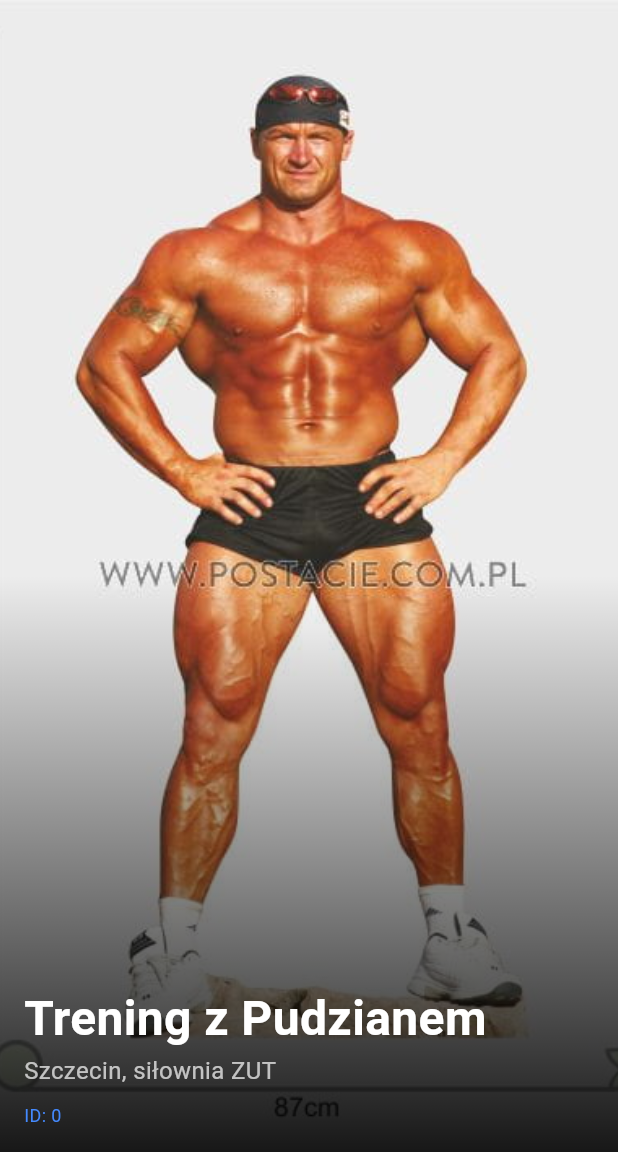
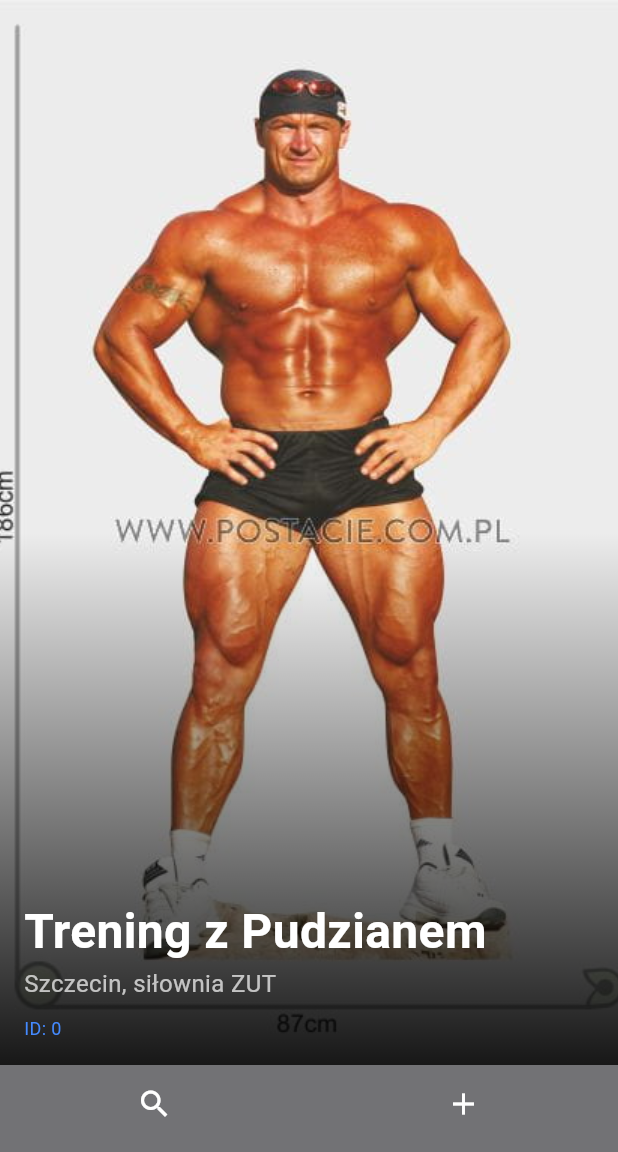
Before and after one commit to JaKosinski/IPZ_2024_2025, a Flutter app: the screen it shows after launch, after a tap on "Zaloguj", on a phone screen of 412 x 824 dp, the part 84-1236 px from its top. Run offline on Flutter 3.47's test engine with Material 3 defaults, Android fonts, the phone set to English and light mode, and no system bars.

Commit message:
Prace nad wyszukiwaniem

```diff
--- a/aplikacja/lib/main.dart
+++ b/aplikacja/lib/main.dart
@@ -45,7 +45,8 @@ class MyApp extends StatelessWidget {
       title: 'Nazwa aplikacji',
       theme: ThemeData(
         colorScheme: ColorScheme.fromSeed(seedColor: Colors.blue),
-        useMaterial3: true
+        useMaterial3: true,
+        splashFactory: NoSplash.splashFactory,
       ),
       home: SignInPage(events: testEvents),
     );
--- a/aplikacja/lib/pages/home_page.dart
+++ b/aplikacja/lib/pages/home_page.dart
@@ -2,10 +2,78 @@ import 'package:flutter/material.dart';
 import '../models/event.dart';
 import '../widgets/event_card.dart';
 
-class HomePage extends StatelessWidget {
+class HomePage extends StatefulWidget {
   final List<Event> events;
 
+
   const HomePage({Key? key, required this.events}) : super(key: key);
+
+  @override
+  _HomePageState createState() => _HomePageState();
+}
+
+class _HomePageState extends State<HomePage> {
+  int _selectedFromBottomBar = 0;
+  TextEditingController _searchController = TextEditingController();
+  List<Event> _filteredEvents = [];
+
+  @override
+  void initState() {
+    super.initState();
+    _filteredEvents = widget.events;
+  }
+
+  void _searchEvents(String query) {
+    setState(() {
+      if (query.isEmpty) {
+        _filteredEvents = widget.events;
+      } else {
+        _filteredEvents = widget.events
+            .where((event) =>
+              event.name.toLowerCase().contains(query.toLowerCase()) ||
+              event.location.toLowerCase().contains(query.toLowerCase()))
+            .toList();
+      }
+    });
+  }
+
+  void _showSearchDialog() {
+    showDialog(
+      context: context,
+      builder: (BuildContext context) {
+        return AlertDialog(
+          title: const Text('Wyszukiwanie wydarzeń'),
+          content: TextField(
+            controller: _searchController,
+            onChanged: (value) {
+              _searchEvents(value);
+            }
+          ),
+          actions: [
+            TextButton(
+                onPressed: () {
+                  Navigator.of(context).pop();
+                },
+                child: const Icon(Icons.cancel)
+            ),
+          ],
+        );
+      }
+    );
+  }
+
+  void _onBarTapped(int index) {
+    setState(() {
+      _selectedFromBottomBar = index;
+      switch(_selectedFromBottomBar){
+        case 0:
+
+          break;
+        case 1:
+          // TODO dołączanie do wydarzenia
+      }
+    });
+  }
 
   @override
   Widget build(BuildContext context) {
@@ -15,10 +83,31 @@ class HomePage extends StatelessWidget {
       ),
       body: PageView.builder(
         scrollDirection: Axis.vertical,
-        itemCount: events.length,
+        itemCount: widget.events.length,
         itemBuilder: (context, index) {
-          return EventCard(event: events[index]);
+          return EventCard(event: widget.events[index]);
         },
+      ),
+      bottomNavigationBar: BottomNavigationBar(
+        elevation: 0,
+        enableFeedback: false,
+        backgroundColor: Colors.black54,
+        currentIndex: _selectedFromBottomBar,
+        onTap: _onBarTapped,
+        showUnselectedLabels: false,
+        showSelectedLabels: false,
+        selectedItemColor: Colors.white,
+        unselectedItemColor: Colors.white,
+        items: const [
+          BottomNavigationBarItem(  // 0
+            icon: Icon(Icons.search),
+            label: 'search',
+          ),
+          BottomNavigationBarItem(  // 1
+            icon: Icon(Icons.add),
+            label: 'dołącz',
+          ),
+        ],
       ),
     );
   }
```
Also changed, not shown: aplikacja/lib/pages/event_page.dart (+17 -4 lines).
